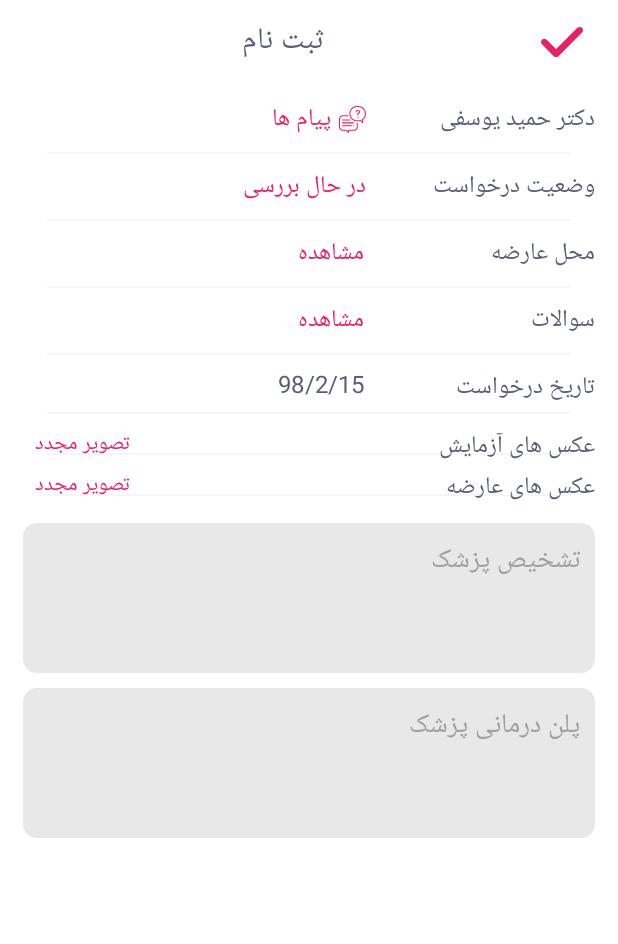
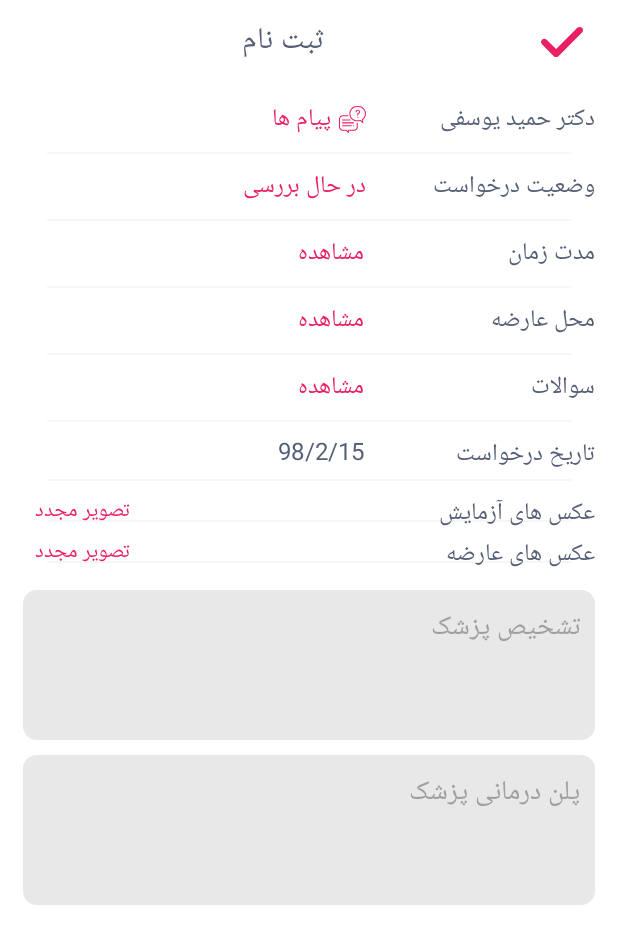
Before and after one commit to jkbehnam/scanner, an Android app: the layout fragment_request_details.xml on its own in the app's theme, with its tools: preview values and no code run, on a phone screen of 412 x 824 dp. Shown: the top 944 px of the screen. Run offline under Robolectric (Android 15) with nearby library versions, the phone set to English and light mode, and no system bars; network calls fail.

Commit message:
fix some problem

```diff
--- a/app/src/main/java/com/patient/mokhtari/scanner/activities/CustomItems/myFragment.java
+++ b/app/src/main/java/com/patient/mokhtari/scanner/activities/CustomItems/myFragment.java
@@ -23,6 +23,10 @@ public abstract class myFragment extends Fragment {
     AlertDialog ad;
 
     public void showLoading_base() {
+        ad.show();
+
+    }
+    public void showLoading_base(String message) {
         ad.show();
 
     }
--- a/app/src/main/java/com/patient/mokhtari/scanner/activities/Frag_request_details.java
+++ b/app/src/main/java/com/patient/mokhtari/scanner/activities/Frag_request_details.java
@@ -44,6 +44,7 @@ import butterknife.ButterKnife;
 
 import static com.patient.mokhtari.scanner.activities.Frag_new_request.reqBodyPhotosArrayList;
 import static com.patient.mokhtari.scanner.activities.Frag_new_request.reqTestPhotosArrayList;
+import static com.patient.mokhtari.scanner.activities.utils.Utils.getDurationList;
 import static com.patient.mokhtari.scanner.activities.utils.Utils.getPersianDate;
 import static com.patient.mokhtari.scanner.activities.utils.Utils.getRequestState;
 import static com.patient.mokhtari.scanner.activities.webservice.URLs.URL_GET_REQUEST_DETAIL;
@@ -80,6 +81,8 @@ public class Frag_request_details extends myFragment implements View.OnClickList
     TextView retryPhotoExam;
     @BindView(R.id.retryPhoto)
     TextView retryPhoto;
+    @BindView(R.id.tv_duration)
+    TextView tv_duration;
     int position;
     Request request;
     JSONObject jsonObject;
@@ -126,6 +129,7 @@ public static Frag_request_details frag_request_details;
 
         reqDate.setText(getPersianDate(request.getRequest_date()));
         reqDocName.setText(request.getRequest_doctor());
+        tv_duration.setText(getDurationList(request.getDuration()));
         reqProgress.setText(getRequestState(request.getRequest_state()));
         reqChat.setOnClickListener(this);
         ReqQuestions.setOnClickListener(this);
--- a/app/src/main/java/com/patient/mokhtari/scanner/activities/Frag_request_list.java
+++ b/app/src/main/java/com/patient/mokhtari/scanner/activities/Frag_request_list.java
@@ -175,6 +175,7 @@ public class Frag_request_list extends myFragment implements View.OnClickListene
     }
 
     public void getRequestList() {
+        showLoading_base();
         Map<String, String> param = new HashMap<String, String>();
         param.put("user_id", user_id);
         ConnectToServer.any_send(new VolleyCallback() {
@@ -183,6 +184,7 @@ public class Frag_request_list extends myFragment implements View.OnClickListene
                 if(reqListSwipeContainer.isRefreshing()){reqListSwipeContainer.setRefreshing(false);}
 
                 reciveRequest(result);
+                hideLoading_base();
             }
         }, param, URL_GET_REQUEST_LIST);
     }
--- a/app/src/main/java/com/patient/mokhtari/scanner/activities/base/LoadingMain/Dialog_loading.java
+++ b/app/src/main/java/com/patient/mokhtari/scanner/activities/base/LoadingMain/Dialog_loading.java
@@ -10,10 +10,7 @@ import android.widget.TextView;
 
 import androidx.appcompat.app.AlertDialog;
 
-
 import com.patient.mokhtari.scanner.R;
-
-import java.util.Random;
 
 import butterknife.BindView;
 import butterknife.ButterKnife;
@@ -38,7 +35,7 @@ public class Dialog_loading {
         ald_exit.setView(view_alert_dialog_exit);
         ald_exit.getWindow().setBackgroundDrawable(new ColorDrawable(Color.TRANSPARENT));
         ButterKnife.bind(this, view_alert_dialog_exit);
-
+        //loading_text = (TextView) ald_exit.findViewById(R.id.loading_text);
      /*   dialog = new Dialog(context, android.R.style.Theme_Translucent);
         dialog.requestWindowFeature(Window.FEATURE_NO_TITLE);
         dialog.setContentView(R.layout.alert_location_searching);
--- a/app/src/main/res/layout/alert_loading.xml
+++ b/app/src/main/res/layout/alert_loading.xml
@@ -34,7 +34,7 @@
                 android:id="@+id/loading_text"
                 android:layout_width="wrap_content"
                 android:layout_height="wrap_content"
-                android:text="در حال ارسال درخواست"
+                android:text="لطفا صبر کنید"
                 android:textColor="@color/white" />
         </TableRow>
 
--- a/app/src/main/res/layout/fragment_request_details.xml
+++ b/app/src/main/res/layout/fragment_request_details.xml
@@ -134,7 +134,63 @@ android:drawableRight="@drawable/conversation"
                         app:layout_constraintTop_toBottomOf="@+id/ReqProgress" />
                 </androidx.constraintlayout.widget.ConstraintLayout>
             </TableRow>
+            <TableRow
+                android:layout_width="match_parent"
+                android:layout_height="wrap_content">
 
+                <androidx.constraintlayout.widget.ConstraintLayout
+                    android:id="@+id/tableRow2"
+                    android:layout_width="match_parent"
+                    android:layout_height="wrap_content"
+                    android:gravity="right">
+
+                    <TextView
+                        android:id="@+id/tv_duration"
+                        android:layout_width="0dp"
+                        android:layout_height="wrap_content"
+                        android:layout_marginStart="8dp"
+                        android:layout_marginEnd="8dp"
+                        android:text="مشاهده"
+                        android:textSize="16dp"
+                        android:textColor="@color/allOkButton"
+
+                        app:layout_constraintHorizontal_weight="3"
+                        app:layout_constraintLeft_toLeftOf="parent"
+                        app:layout_constraintRight_toLeftOf="@+id/textView12"
+                        app:layout_constraintTop_toTopOf="@id/textView12" />
+
+                    <TextView
+                        android:id="@+id/textView12"
+                        android:layout_width="0dp"
+                        android:textColor="@color/text_color_all"
+
+                        android:layout_height="wrap_content"
+
+                        android:text="مدت زمان"
+                        android:textSize="16dp"
+                        app:layout_constraintHorizontal_weight="2"
+                        app:layout_constraintLeft_toRightOf="@id/tv_duration"
+                        app:layout_constraintRight_toRightOf="parent"
+                        app:layout_constraintTop_toTopOf="parent" />
+
+                    <View
+                        android:id="@+id/view"
+
+                        android:layout_width="0dp"
+                        android:layout_height="1dp"
+                        android:layout_marginLeft="16dp"
+                        android:layout_marginTop="8dp"
+                        android:layout_marginRight="16dp"
+
+                        android:layout_marginBottom="8dp"
+                        android:background="@color/seperator_line"
+                        android:padding="8dp"
+                        app:layout_constraintBottom_toBottomOf="parent"
+                        app:layout_constraintLeft_toLeftOf="parent"
+                        app:layout_constraintRight_toRightOf="parent"
+                        app:layout_constraintTop_toBottomOf="@+id/tv_duration" />
+                </androidx.constraintlayout.widget.ConstraintLayout>
+            </TableRow>
             <TableRow
                 android:layout_width="match_parent"
                 android:layout_height="wrap_content">
```
Also changed, not shown: app/src/main/java/com/patient/mokhtari/scanner/activities/Objects/Request.java (+12 -0 lines), app/src/main/java/com/patient/mokhtari/scanner/activities/utils/Utils.java (+24 -0 lines).
